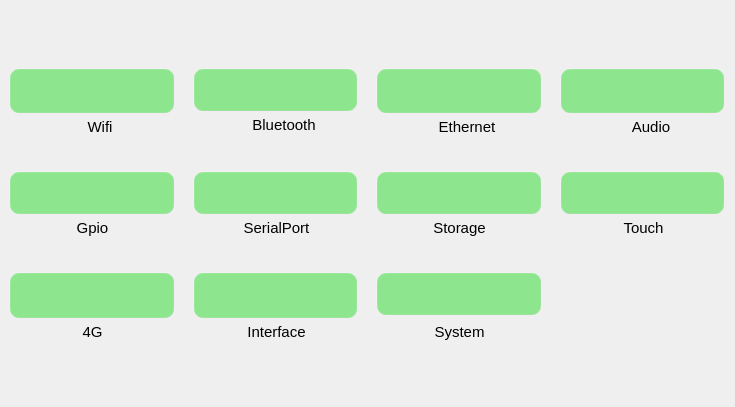
Old version of the form mainwindow.ui in the repository jizizihe/baijie_demo.
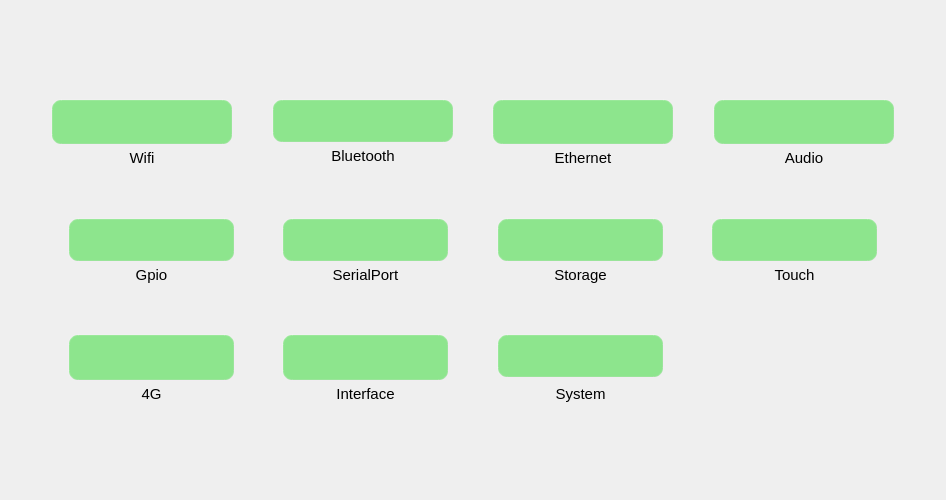
New version of the form. Icons and pictures are not drawn.

Commit message: func: 1.add file directory display and modify layout in strorage       2.add switch buttons and change layout in 4g       3.add display serial port for server when receiving data and keypress test in multiple selection can be tested in interface       4.modify content in User Manual       5.Add databases for wifi, hotspots, Bluetooth, and networking

```diff
--- a/mainwindow.ui
+++ b/mainwindow.ui
@@ -6,8 +6,8 @@
    <rect>
     <x>0</x>
     <y>0</y>
-    <width>735</width>
-    <height>407</height>
+    <width>946</width>
+    <height>500</height>
    </rect>
   </property>
   <property name="sizePolicy">
@@ -91,7 +91,7 @@
      <number>0</number>
     </property>
     <item row="3" column="0" colspan="4">
-     <layout class="QHBoxLayout" name="horizontalLayout_13" stretch="1,1,1,1,1,1,1,1,1">
+     <layout class="QHBoxLayout" name="horizontalLayout_13" stretch="2,1,1,1,1,1,1,1,2">
       <property name="spacing">
        <number>0</number>
       </property>
@@ -704,7 +704,7 @@
      </spacer>
     </item>
     <item row="1" column="0" colspan="4">
-     <layout class="QHBoxLayout" name="horizontalLayout_12" stretch="1,1,1,1,1,1,1,1,1">
+     <layout class="QHBoxLayout" name="horizontalLayout_12" stretch="2,1,1,1,1,1,1,1,2">
       <property name="spacing">
        <number>0</number>
       </property>
@@ -1313,7 +1313,7 @@
      </spacer>
     </item>
     <item row="5" column="0" colspan="4">
-     <layout class="QHBoxLayout" name="horizontalLayout_14" stretch="1,1,1,1,1,1,1,1,1">
+     <layout class="QHBoxLayout" name="horizontalLayout_14" stretch="2,1,1,1,1,1,1,1,2">
       <property name="spacing">
        <number>0</number>
       </property>
```
Left out of the diff: 6 changed lines with no effect on the pictures. The commit also changes 43 other files.
